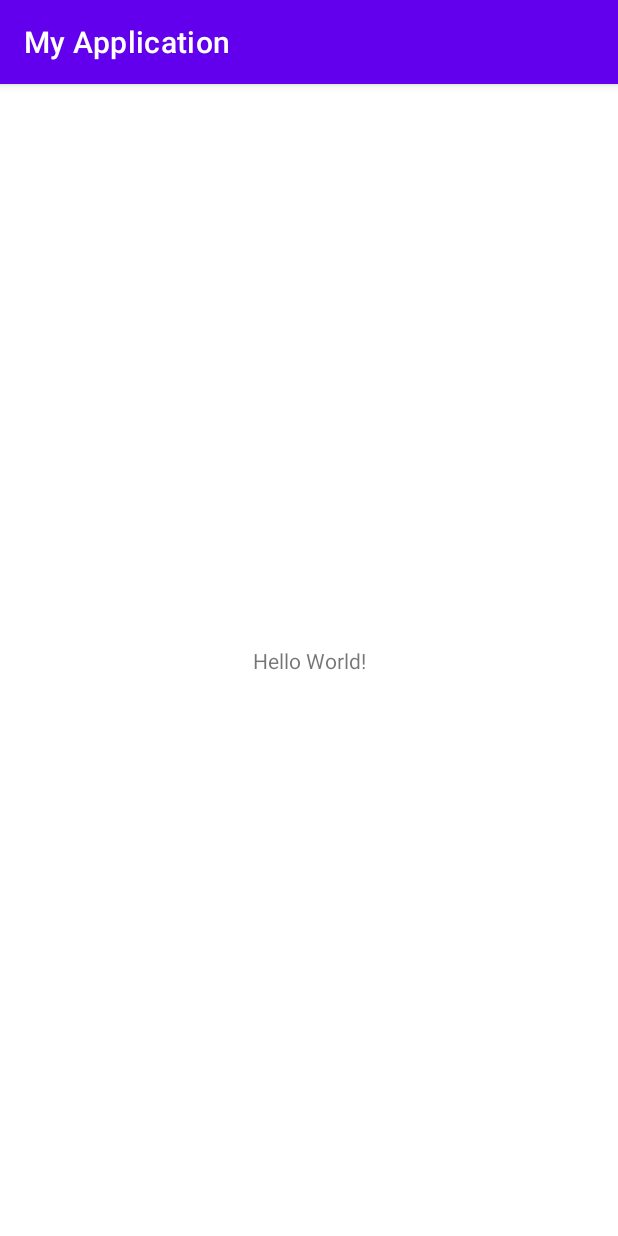
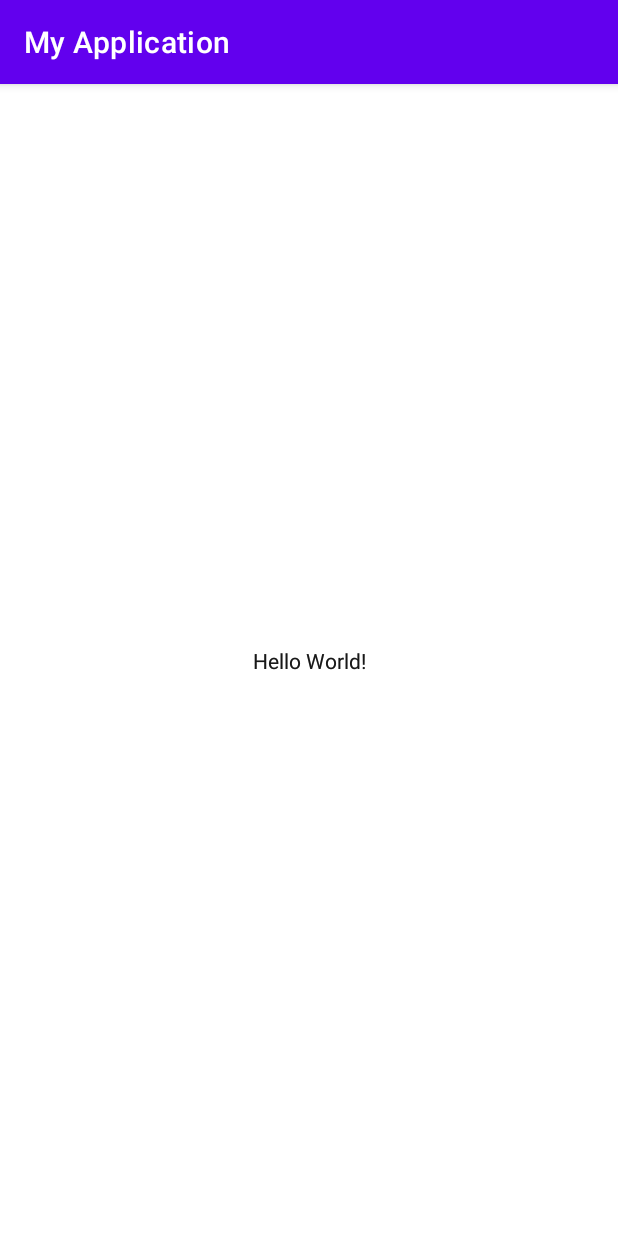
Before and after one commit to geeconmoreganesh/demo_testing, an Android app: the screen it shows after launch (MainActivity), on a phone screen of 412 x 824 dp. Run offline under Robolectric (Android 15) with nearby library versions, the phone set to English and light mode, and no system bars.

Commit message:
Changes in main activity

```diff
--- a/app/src/main/res/layout/activity_main.xml
+++ b/app/src/main/res/layout/activity_main.xml
@@ -14,5 +14,21 @@
         app:layout_constraintLeft_toLeftOf="parent"
         app:layout_constraintRight_toRightOf="parent"
         app:layout_constraintTop_toTopOf="parent" />
+    <TextView
+        android:layout_width="wrap_content"
+        android:layout_height="wrap_content"
+        android:text="Hello World!"
+        app:layout_constraintBottom_toBottomOf="parent"
+        app:layout_constraintLeft_toLeftOf="parent"
+        app:layout_constraintRight_toRightOf="parent"
+        app:layout_constraintTop_toTopOf="parent" />
+    <TextView
+        android:layout_width="wrap_content"
+        android:layout_height="wrap_content"
+        android:text="Hello World!"
+        app:layout_constraintBottom_toBottomOf="parent"
+        app:layout_constraintLeft_toLeftOf="parent"
+        app:layout_constraintRight_toRightOf="parent"
+        app:layout_constraintTop_toTopOf="parent" />
 
 </androidx.constraintlayout.widget.ConstraintLayout>
```
